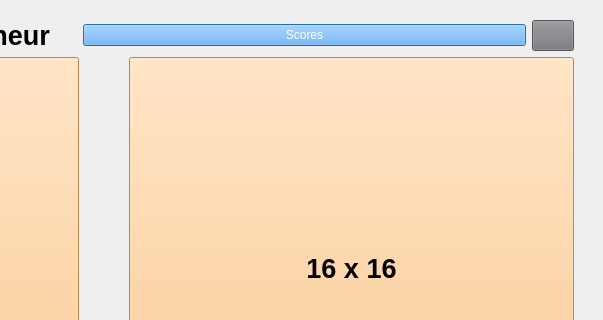
The window that choose_difficulty.ui (chevalierthomas/Demineur) describes before a commit, drawn with Qt 5; both pictures show x 397 to 1000 and y 0 to 320 of the 1000 by 1000 pixel window.
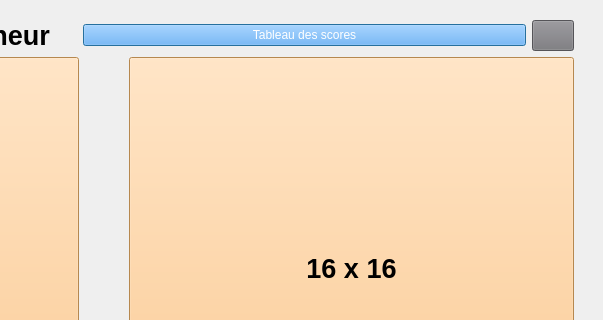
The same window after the commit. Icons and pictures are not drawn.

Commit message: tableau des scores

The edit to the form file:
```diff
--- a/choose_difficulty.ui
+++ b/choose_difficulty.ui
@@ -72,7 +72,7 @@
                                     </string>
         </property>
         <property name="text">
-         <string>Scores</string>
+         <string>Tableau des scores</string>
         </property>
        </widget>
       </item>
```
The commit also changes 5 other files.
